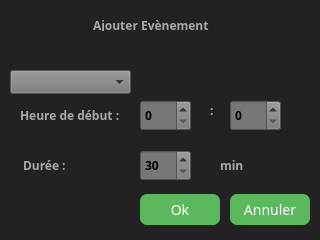
Above: thermostat/Thermostat/addEvent.ui from kimchicharlie/Envio before the change. Below: the same form after it.
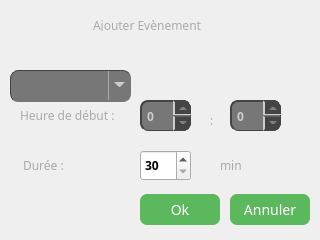
That is the form after the change.

Commit message: Thermostat: continuation d avancement du style (ListView, SpinBox et ComboBox). WP: commit du planning définif et du style de l'application

Diff of the .ui file:
```diff
--- a/thermostat/Thermostat/addEvent.ui
+++ b/thermostat/Thermostat/addEvent.ui
@@ -17,7 +17,7 @@
    <string>Dialog</string>
   </property>
   <property name="styleSheet">
-   <string notr="true">Background: #232123;</string>
+   <string notr="true"/>
   </property>
   <widget class="QLabel" name="TitleLbl">
    <property name="geometry">
@@ -32,8 +32,6 @@
     <font>
      <family>Segoe UI,sans-serif</family>
      <pointsize>-1</pointsize>
-     <weight>75</weight>
-     <bold>true</bold>
     </font>
    </property>
    <property name="styleSheet">
@@ -95,9 +93,108 @@
     </font>
    </property>
    <property name="styleSheet">
-    <string notr="true">font-family:&quot;Segoe UI&quot;, sans-serif;
-background: #777;
-</string>
+    <string notr="true">QSpinBox   {  
+	font-family:&quot;Segoe UI&quot;, sans-serif;
+     padding-right: 15px; 
+     border-width: 3;
+	width: 20px;
+   background:#777;
+   color:#CCC;
+   border-right: 1px solid #444;
+   border-bottom: 1px solid #444;
+   border-top: 2px solid #444;
+   border-left: 2px solid #444;
+   
+   padding:3px;
+   border-radius: 8px;
+}
+
+QSpinBox::up-button {
+    subcontrol-origin: margin; 
+    subcontrol-position: top right; 
+    background-color: #444;
+    border-top-right-radius: 8px; 
+    border-width: 1px; 
+    width: 16px; 
+    border-top: 2px solid #444;
+    border-left: 2px solid #CCC;
+    border-bottom: 1px solid #CCC; 
+ } 
+ 
+QSpinBox::up-arrow{ 
+    border-left: 3px solid none;
+    border-right: 3px solid none; 
+    border-bottom: 3px solid #808080; 
+    width: 2px; 
+    height: 1px; 
+}
+
+QSpinBox::up-button:pressed {
+    subcontrol-origin: margin; 
+    subcontrol-position: top right; 
+    background-color: qlineargradient(x1: 0, y1: 0, x2: 0, y2: 1,
+                                 stop: 0  rgb(217, 231, 247), stop: 0.1 rgb(194, 216, 242),
+                                 stop: 0.5 rgb(194, 216, 242), stop: 1.0 rgb(174, 204, 242));
+    border-top-right-radius: 8px; 
+    border-width: 1px; 
+    width: 15px; 
+    border-left: 1px solid #BEBEBE; 
+    border-top: 3px solid #444;
+ } 
+ 
+QSpinBox::up-arrow:pressed { 
+    background-color: transparent;
+    border-left: 3px solid none;
+    border-right: 3px solid none; 
+    border-bottom: 3px solid #808080; 
+    width: 1px; 
+    height: 1px; 
+}
+
+ QSpinBox::down-button {
+    subcontrol-origin: margin; 
+    subcontrol-position: bottom right; 
+    background-color:  #444;
+    border-bottom-right-radius: 8px; 
+    border-width: 1px; 
+    width: 16px;
+    border-bottom: 2px solid #444;
+    border-left: 2px solid #CCC;
+    border-top: 1px solid none; 
+ } 
+ 
+QSpinBox::down-arrow  { 
+    background-color: transparent;
+    border-left: 3px solid none;
+    border-right: 3px solid none; 
+    border-top: 3px solid #808080; 
+    width: 2px; 
+    height: 1px; 
+}
+
+QSpinBox::down-button:pressed  {
+    subcontrol-origin: margin; 
+    subcontrol-position: bottom right; 
+    background-color: qlineargradient(x1: 0, y1: 0, x2: 0, y2: 1,
+                                 stop: 0  #444, stop: 0.1 #444,
+                                 stop: 0.5 #CCC, stop: 1.0 #CCC);
+    border-bottom-right-radius: 8px; 
+    border-width: 1px; 
+    width: 14px; 
+    border-left: 1px solid #BEBEBE; 
+    border-top: 1px solid #BEBEBE; 
+    border-right: 1px solid #BEBEBE; 
+    border-bottom: 0px;
+ } 
+ 
+QSpinBox::down-arrow:pressed   { 
+    background-color: transparent;
+    border-left: 3px solid none;
+    border-right: 3px solid none; 
+    border-top: 3px solid #808080; 
+    width: 1px; 
+    height: 1px; 
+}</string>
    </property>
    <property name="maximum">
     <number>23</number>
@@ -120,9 +217,108 @@
     </font>
    </property>
    <property name="styleSheet">
-    <string notr="true">font-family:&quot;Segoe UI&quot;, sans-serif;
-background: #777;
-</string>
+    <string notr="true">QSpinBox   {  
+	font-family:&quot;Segoe UI&quot;, sans-serif;
+     padding-right: 15px; 
+     border-width: 3;
+	width: 20px;
+   background:#777;
+   color:#CCC;
+   border-right: 1px solid #444;
+   border-bottom: 1px solid #444;
+   border-top: 2px solid #444;
+   border-left: 2px solid #444;
+   
+   padding:3px;
+   border-radius: 8px;
+}
+
+QSpinBox::up-button {
+    subcontrol-origin: margin; 
+    subcontrol-position: top right; 
+    background-color: #444;
+    border-top-right-radius: 8px; 
+    border-width: 1px; 
+    width: 16px; 
+    border-top: 2px solid #444;
+    border-left: 2px solid #CCC;
+    border-bottom: 1px solid #CCC; 
+ } 
+ 
+QSpinBox::up-arrow{ 
+    border-left: 3px solid none;
+    border-right: 3px solid none; 
+    border-bottom: 3px solid #808080; 
+    width: 2px; 
+    height: 1px; 
+}
+
+QSpinBox::up-button:pressed {
+    subcontrol-origin: margin; 
+    subcontrol-position: top right; 
+    background-color: qlineargradient(x1: 0, y1: 0, x2: 0, y2: 1,
+                                 stop: 0  rgb(217, 231, 247), stop: 0.1 rgb(194, 216, 242),
+                                 stop: 0.5 rgb(194, 216, 242), stop: 1.0 rgb(174, 204, 242));
+    border-top-right-radius: 8px; 
+    border-width: 1px; 
+    width: 15px; 
+    border-left: 1px solid #BEBEBE; 
+    border-top: 3px solid #444;
+ } 
+ 
+QSpinBox::up-arrow:pressed { 
+    background-color: transparent;
+    border-left: 3px solid none;
+    border-right: 3px solid none; 
+    border-bottom: 3px solid #808080; 
+    width: 1px; 
+    height: 1px; 
+}
+
+ QSpinBox::down-button {
+    subcontrol-origin: margin; 
+    subcontrol-position: bottom right; 
+    background-color:  #444;
+    border-bottom-right-radius: 8px; 
+    border-width: 1px; 
+    width: 16px;
+    border-bottom: 2px solid #444;
+    border-left: 2px solid #CCC;
+    border-top: 1px solid none; 
+ } 
+ 
+QSpinBox::down-arrow  { 
+    background-color: transparent;
+    border-left: 3px solid none;
+    border-right: 3px solid none; 
+    border-top: 3px solid #808080; 
+    width: 2px; 
+    height: 1px; 
+}
+
+QSpinBox::down-button:pressed  {
+    subcontrol-origin: margin; 
+    subcontrol-position: bottom right; 
+    background-color: qlineargradient(x1: 0, y1: 0, x2: 0, y2: 1,
+                                 stop: 0  #444, stop: 0.1 #444,
+                                 stop: 0.5 #CCC, stop: 1.0 #CCC);
+    border-bottom-right-radius: 8px; 
+    border-width: 1px; 
+    width: 14px; 
+    border-left: 1px solid #BEBEBE; 
+    border-top: 1px solid #BEBEBE; 
+    border-right: 1px solid #BEBEBE; 
+    border-bottom: 0px;
+ } 
+ 
+QSpinBox::down-arrow:pressed   { 
+    background-color: transparent;
+    border-left: 3px solid none;
+    border-right: 3px solid none; 
+    border-top: 3px solid #808080; 
+    width: 1px; 
+    height: 1px; 
+}</string>
    </property>
    <property name="maximum">
     <number>55</number>
@@ -148,8 +344,212 @@
     </font>
    </property>
    <property name="styleSheet">
-    <string notr="true">font-family:&quot;Segoe UI&quot;, sans-serif;
-background: #777;</string>
+    <string notr="true">QSpinBox   {  
+	font-family:&quot;Segoe UI&quot;, sans-serif;
+     padding-right: 15px; 
+     border-width: 3;
+	width: 20px;
+   background:#777;
+   color:#CCC;
+   border-right: 1px solid #444;
+   border-bottom: 1px solid #444;
+   border-top: 2px solid #444;
+   border-left: 2px solid #444;
+   
+   padding:3px;
+   border-radius: 8px;
+}
+
+QSpinBox::up-button {
+    subcontrol-origin: margin; 
+    subcontrol-position: top right; 
+    background-color: #444;
+    border-top-right-radius: 8px; 
+    border-width: 1px; 
+    width: 16px; 
+    border-top: 2px solid #444;
+    border-left: 2px solid #CCC;
+    border-bottom: 1px solid #CCC; 
+ } 
+ 
+QSpinBox::up-arrow{ 
+    border-left: 3px solid none;
+    border-right: 3px solid none; 
+    border-bottom: 3px solid #808080; 
+    width: 2px; 
+    height: 1px; 
+}
+
+QSpinBox::up-button:pressed {
+    subcontrol-origin: margin; 
+    subcontrol-position: top right; 
+    background-color: qlineargradient(x1: 0, y1: 0, x2: 0, y2: 1,
+                                 stop: 0  rgb(217, 231, 247), stop: 0.1 rgb(194, 216, 242),
+                                 stop: 0.5 rgb(194, 216, 242), stop: 1.0 rgb(174, 204, 242));
+    border-top-right-radius: 8px; 
+    border-width: 1px; 
+    width: 15px; 
+    border-left: 1px solid #BEBEBE; 
+    border-top: 3px solid #444;
+ } 
+ 
+QSpinBox::up-arrow:pressed { 
+    background-color: transparent;
+    border-left: 3px solid none;
+    border-right: 3px solid none; 
+    border-bottom: 3px solid #808080; 
+    width: 1px; 
+    height: 1px; 
+}
+
+ QSpinBox::down-button {
+    subcontrol-origin: margin; 
+    subcontrol-position: bottom right; 
+    background-color:  #444;
+    border-bottom-right-radius: 8px; 
+    border-width: 1px; 
+    width: 16px;
+    border-bottom: 2px solid #444;
+    border-left: 2px solid #CCC;
+    border-top: 1px solid none; 
+ } 
+ 
+QSpinBox::down-arrow  { 
+    background-color: transparent;
+    border-left: 3px solid none;
+    border-right: 3px solid none; 
+    border-top: 3px solid #808080; 
+    width: 2px; 
+    height: 1px; 
+}
+
+QSpinBox::down-button:pressed  {
+    subcontrol-origin: margin; 
+    subcontrol-position: bottom right; 
+    background-color: qlineargradient(x1: 0, y1: 0, x2: 0, y2: 1,
+                                 stop: 0  #444, stop: 0.1 #444,
+                                 stop: 0.5 #CCC, stop: 1.0 #CCC);
+    border-bottom-right-radius: 8px; 
+    border-width: 1px; 
+    width: 14px; 
+    border-left: 1px solid #BEBEBE; 
+    border-top: 1px solid #BEBEBE; 
+    border-right: 1px solid #BEBEBE; 
+    border-bottom: 0px;
+ } 
+ 
+QSpinBox::down-arrow:pressed   { 
+    background-color: transparent;
+    border-left: 3px solid none;
+    border-right: 3px solid none; 
+    border-top: 3px solid #808080; 
+    width: 1px; 
+    height: 1px; 
+}
+
+
+/*QSpinBox   {  
+	font-family:&quot;Segoe UI&quot;, sans-serif;
+     padding-right: 15px; 
+     border-width: 3;
+	width: 20px;
+   background:#777;
+   border-right: 1px solid #444;
+   border-bottom: 1px solid #444;
+   border-top: 2px solid #444;
+   border-left: 2px solid #444;
+   
+   padding:3px;
+   border-radius: 8px;
+}
+
+QSpinBox::up-button {
+    subcontrol-origin: margin; 
+    subcontrol-position: top right; 
+    background-color: qlineargradient(x1: 0, y1: 0, x2: 0, y2: 1,
+                                 stop: 0  #444, stop: 0.1 #444,
+                                 stop: 0.5 #CCC, stop: 1.0 #CCC);
+    border-top-right-radius: 8px; 
+    border-width: 1px; 
+    width: 16px; 
+    border-top: 2px solid #444;
+ } 
+ 
+QSpinBox::up-arrow{ 
+    background-color: transparent;
+    border-left: 3px solid none;
+    border-right: 3px solid none; 
+    border-bottom: 3px solid #808080; 
+    width: 1px; 
+    height: 1px; 
+}
+
+QSpinBox::up-button:pressed {
+    subcontrol-origin: margin; 
+    subcontrol-position: top right; 
+    background-color: qlineargradient(x1: 0, y1: 0, x2: 0, y2: 1,
+                                 stop: 0  rgb(217, 231, 247), stop: 0.1 rgb(194, 216, 242),
+                                 stop: 0.5 rgb(194, 216, 242), stop: 1.0 rgb(174, 204, 242));
+    border-top-right-radius: 8px; 
+    border-width: 1px; 
+    width: 15px; 
+    border-left: 1px solid #BEBEBE; 
+    border-top: 3px solid #444;
+ } 
+ 
+QSpinBox::up-arrow:pressed { 
+    background-color: transparent;
+    border-left: 3px solid none;
+    border-right: 3px solid none; 
+    border-bottom: 3px solid #808080; 
+    width: 1px; 
+    height: 1px; 
+}
+
+ QSpinBox::down-button {
+    subcontrol-origin: margin; 
+    subcontrol-position: bottom right; 
+    background-color: qlineargradient(x1: 0, y1: 0, x2: 0, y2: 1,
+                                 stop: 0  #CCC, stop: 0.7 #CCC,
+                                 stop: 1.5 #444, stop: 1.0 #444);
+    border-bottom-right-radius: 8px; 
+    border-width: 1px; 
+    width: 16px; 
+    border-bottom: 0px;
+ } 
+ 
+QSpinBox::down-arrow  { 
+    background-color: transparent;
+    border-left: 3px solid none;
+    border-right: 3px solid none; 
+    border-top: 3px solid #808080; 
+    width: 1px; 
+    height: 1px; 
+}
+
+QSpinBox::down-button:pressed  {
+    subcontrol-origin: margin; 
+    subcontrol-position: bottom right; 
+    background-color: qlineargradient(x1: 0, y1: 0, x2: 0, y2: 1,
+                                 stop: 0  #444, stop: 0.1 #444,
+                                 stop: 0.5 #CCC, stop: 1.0 #CCC);
+    border-bottom-right-radius: 8px; 
+    border-width: 1px; 
+    width: 14px; 
+    border-left: 1px solid #BEBEBE; 
+    border-top: 1px solid #BEBEBE; 
+    border-right: 1px solid #BEBEBE; 
+    border-bottom: 0px;
+ } 
+ 
+QSpinBox::down-arrow:pressed   { 
+    background-color: transparent;
+    border-left: 3px solid none;
+    border-right: 3px solid none; 
+    border-top: 3px solid #808080; 
+    width: 1px; 
+    height: 1px; 
+}</string>
    </property>
    <property name="minimum">
     <number>30</number>
@@ -174,8 +574,6 @@
     <font>
      <family>Segoe UI,sans-serif</family>
      <pointsize>-1</pointsize>
-     <weight>75</weight>
-     <bold>true</bold>
     </font>
    </property>
    <property name="styleSheet">
@@ -205,8 +603,6 @@
     <font>
      <family>Segoe UI,sans-serif</family>
      <pointsize>-1</pointsize>
-     <weight>75</weight>
-     <bold>true</bold>
     </font>
    </property>
    <property name="styleSheet">
@@ -319,7 +715,7 @@
    <property name="geometry">
     <rect>
      <x>200</x>
-     <y>90</y>
+     <y>100</y>
      <width>20</width>
      <height>41</height>
     </rect>
@@ -328,8 +724,6 @@
     <font>
      <family>Segoe UI,sans-serif</family>
      <pointsize>-1</pointsize>
-     <weight>75</weight>
-     <bold>true</bold>
     </font>
    </property>
    <property name="styleSheet">
@@ -352,20 +746,108 @@
      <x>10</x>
      <y>70</y>
      <width>121</width>
-     <height>24</height>
+     <height>32</height>
     </rect>
    </property>
    <property name="font">
     <font>
      <family>Segoe UI,sans-serif</family>
-     <pointsize>-1</pointsize>
+     <weight>50</weight>
+     <bold>false</bold>
     </font>
    </property>
    <property name="styleSheet">
-    <string notr="true">font-family: &quot;Segoe UI&quot;, sans-serif;
-background: #777;
-text-transform: uppercase;
-font-size: 12px;</string>
+    <string notr="true">QPushButton:hover, QToolButton:hover,QComboBox:hover, QCheckBox:hover, QRadioButton:hover {
+background: transparent;
+}
+
+QComboBox:!editable {
+	font-family:&quot;Segoe UI&quot;, sans-serif;
+	color: #CCC;
+   min-width: 80px;  
+   min-height: 19px; 
+    background:#777;
+   border-left: 1px solid #444;
+   border-top: 1px solid #444;
+   border-bottom: 2px solid #777;
+   border-right: 2px solid #777;
+   background:qlineargradient(x1: 0, y1: 0, x2: 0, y2: 1,
+                                 stop: 0  #444, stop: 0.2 #777,
+                                 stop: 0.5 #777, stop: 1.0 #777);
+   padding:3px;
+   border-radius: 8px;
+}
+
+QComboBox:!editable:on {
+   min-width: 80px;
+   min-height: 19px; 
+    background:#777;
+   border-left: 1px solid #444;
+   border-top: 1px solid #444;
+   border-bottom: 2px solid #777;
+   border-left: 2px solid #777;
+   background:qlineargradient(x1: 0, y1: 0, x2: 0, y2: 1,
+                                 stop: 0  #444, stop: 0.2 #777,
+                                 stop: 0.5 #777, stop: 1.0 #777);
+   padding:3px;
+   border-radius: 8px;
+}
+
+QComboBox:editable {
+   min-width: 80px;  
+   min-height: 18px; 
+   border-left: 1px solid #444;
+   border-top: 1px solid #444;
+   border-bottom: 2px solid #CCC;
+   border-left: 2px solid #CCC;
+   background:white;
+   padding:3px;
+   border-radius: 8px;
+}
+
+QComboBox::drop-down {
+    subcontrol-origin: padding;
+    subcontrol-position: top right;
+    width: 20px;
+    border-left-width: 1px;
+    border-left-color: darkgray;
+    border-left-style: solid; /* just a single line */
+}
+
+QComboBox::down-arrow {
+    background-color: transparent;
+    border-left: 5px solid none;
+    border-right: 5px solid none; 
+    border-top: 5px solid #CCC; 
+    width: 1px; 
+    height: 1px; 
+    
+}
+
+QComboBox QAbstractItemView {
+   border: 1px solid gray;
+}
+
+QLabel {  
+  background-color:transparent;
+}
+
+QLineEdit, QTextEdit {  
+   background:white;
+   min-width: 80px;  
+   min-height: 16px; 
+   border-right: 1px solid rgb(255, 255, 255);
+   border-bottom: 1px solid rgb(255, 255, 255);
+   border-top: 2px solid rgb(136, 163, 205);
+   border-left: 2px solid rgb(136, 163, 205);
+   
+   padding:3px;
+   border-radius: 8px;
+}
+
+QComboBox QAbstractItemView {
+   border: 1px solid gray;
+}</string>
    </property>
   </widget>
   <widget class="QLabel" name="label_2">
@@ -381,8 +863,6 @@
     <font>
      <family>Segoe UI,sans-serif</family>
      <pointsize>-1</pointsize>
-     <weight>75</weight>
-     <bold>true</bold>
     </font>
    </property>
    <property name="styleSheet">
```
The commit also changes 17 other files.
